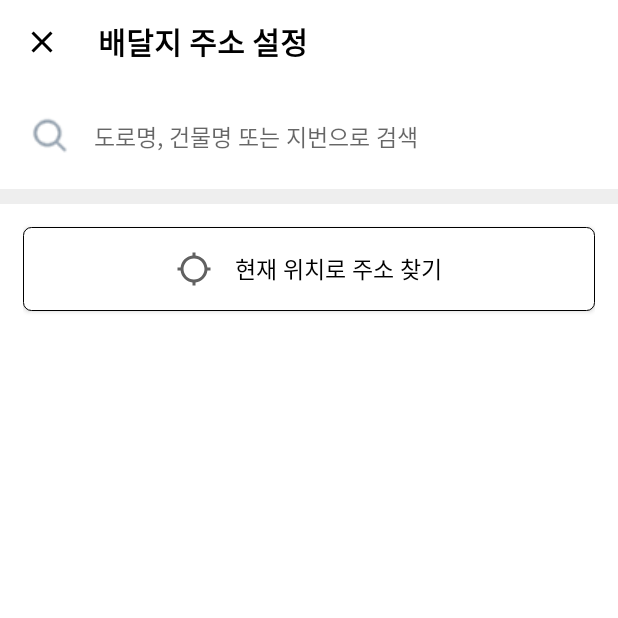
After one commit to uunwon/Clone-Coupangeats, an Android app: the AddressActivity screen opened directly, with no data from a screen before it, on a phone screen of 412 x 824 dp, the top half of it. The commit adds this screen. Run offline under Robolectric (Android 15) with nearby library versions, the phone set to English and light mode, and no system bars.

Commit message:
address, search page add

```diff
--- a/Coupangeats/app/src/main/AndroidManifest.xml
+++ b/Coupangeats/app/src/main/AndroidManifest.xml
@@ -14,6 +14,9 @@
         android:supportsRtl="true"
         android:theme="@style/AppTheme"
         tools:ignore="AllowBackup">
+        <activity
+            android:name=".src.address.AddressActivity"
+            android:screenOrientation="portrait" />
         <activity
             android:name=".src.category.CategoryDetailActivity"
             android:screenOrientation="portrait" />
--- /dev/null
+++ b/Coupangeats/app/src/main/java/com/yunwoon/coupangeatsproject/src/address/AddressActivity.kt
@@ -0,0 +1,101 @@
+package com.yunwoon.coupangeatsproject.src.address
+
+import android.os.Bundle
+import android.view.KeyEvent
+import android.view.View
+import android.view.inputmethod.InputMethodManager
+import com.yunwoon.coupangeatsproject.R
+import com.yunwoon.coupangeatsproject.config.BaseActivity
+import com.yunwoon.coupangeatsproject.databinding.ActivityAddressBinding
+
+class AddressActivity : BaseActivity<ActivityAddressBinding>(ActivityAddressBinding::inflate), View.OnKeyListener {
+
+    private var addressSearchStatus = false
+    private lateinit var inputMethodManager : InputMethodManager
+    private var count = 0
+
+    override fun onCreate(savedInstanceState: Bundle?) {
+        super.onCreate(savedInstanceState)
+
+        inputMethodManager = getSystemService(INPUT_METHOD_SERVICE) as InputMethodManager
+
+        binding.addressRecyclerView.isNestedScrollingEnabled = true
+        binding.addressRecyclerViewSearch.isNestedScrollingEnabled = true
+        setToolBar(binding.addressToolbar)
+
+        initAddressData()
+
+        // 검색창 포커스 얻으면
+        binding.addressEditTextSearch.setOnFocusChangeListener { _, b ->
+            if(b) {
+                addressSearchStatus = true
+
+                if(count++ == 0) {
+                    binding.addressImageButtonBack.setImageResource(R.drawable.ic_toolbar_back)
+                    binding.addressLinearLayoutSearch.visibility = View.VISIBLE
+                    binding.addressNestedScrollView.visibility = View.GONE
+                    binding.addressImageButtonTextClear.visibility = View.VISIBLE
+                }
+            }
+        }
+
+        // 뒤로 가기 버튼 클릭하면
+        binding.addressImageButtonBack.setOnClickListener {
+            setAddressView()
+        }
+
+        // 검색창 클리어
+        binding.addressImageButtonTextClear.setOnClickListener {
+            if(addressSearchStatus) {
+                binding.addressEditTextSearch.setText("")
+            }
+        }
+
+        // 검색 ENTER EVENT
+        binding.addressEditTextSearch.setOnKeyListener(this)
+    }
+
+    private fun initAddressData() {
+        // 사용자 주소 데이터 받아오기 // recyclerview 아이템 뿌려주기
+    }
+
+    override fun onBackPressed() {
+        setAddressView()
+    }
+
+     // 검색창 아래 화면 세팅
+    private fun setAddressView() {
+        if(addressSearchStatus && count > 0) {
+            addressSearchStatus = !addressSearchStatus
+            count = 0
+
+            binding.addressImageButtonBack.setImageResource(R.drawable.ic_toolbar_close)
+            binding.addressLinearLayoutSearch.visibility = View.GONE
+            binding.addressNestedScrollView.visibility = View.VISIBLE
+            binding.addressNestedScrollViewSearch.visibility = View.GONE
+            binding.addressImageButtonTextClear.visibility = View.GONE
+
+            binding.addressEditTextSearch.setText("")
+            binding.addressEditTextSearch.clearFocus()
+            inputMethodManager.hideSoftInputFromWindow(binding.addressEditTextSearch.windowToken, 0)
+        }
+        else if (count == 0) {
+            finish()
+        }
+    }
+
+    override fun onKey(p0: View?, p1: Int, p2: KeyEvent?): Boolean {
+        // 검색 ENTER EVENT
+        if(p1 == KeyEvent.KEYCODE_ENTER) {
+            binding.addressLinearLayoutSearch.visibility = View.GONE
+            binding.addressNestedScrollViewSearch.visibility = View.VISIBLE
+            // 도로명 주소 받아오는 API 구현
+            showCustomToast("엔터키 클릭")
+            binding.addressEditTextSearch.clearFocus()
+            inputMethodManager.hideSoftInputFromWindow(binding.addressEditTextSearch.windowToken, 0)
+        }
+
+        return false
+    }
+
+}
--- a/Coupangeats/app/src/main/java/com/yunwoon/coupangeatsproject/src/main/home/HomeFragment.kt
+++ b/Coupangeats/app/src/main/java/com/yunwoon/coupangeatsproject/src/main/home/HomeFragment.kt
@@ -13,6 +13,7 @@ import androidx.recyclerview.widget.LinearLayoutManager
 import com.yunwoon.coupangeatsproject.R
 import com.yunwoon.coupangeatsproject.config.BaseFragment
 import com.yunwoon.coupangeatsproject.databinding.FragmentHomeBinding
+import com.yunwoon.coupangeatsproject.src.address.AddressActivity
 import com.yunwoon.coupangeatsproject.src.category.CategoryDetailActivity
 import com.yunwoon.coupangeatsproject.util.categoryRecycler.CategoryAdapter
 import com.yunwoon.coupangeatsproject.util.categoryRecycler.CategoryData
@@ -25,7 +26,6 @@ class HomeFragment :
 
     private val imageHomeAd : Array<Int> = arrayOf(R.drawable.image_home_ad_1, R.drawable.image_home_ad_2)
     private lateinit var scope : Job
-
 
     private lateinit var mlayoutManager : LinearLayoutManager
     private lateinit var categoryAdapter: CategoryAdapter
@@ -43,6 +43,11 @@ class HomeFragment :
         setToolBar(binding.homeToolbar)
         initViewFlipper()
         initCategoryRecyclerView()
+
+        // 배달지 주소 설정 화면 이동
+        binding.textToolbarTitle.setOnClickListener {
+            this.startActivity(Intent(requireContext(), AddressActivity::class.java))
+        }
     }
 
     // 카테고리 리사이클러뷰 세팅
@@ -65,6 +70,7 @@ class HomeFragment :
         }
     }
 
+    // 카테고리 아이템 클릭 시 화면 이동
     fun moveToCategoryDetailActivity(position: Int) {
         val intent = Intent(requireContext(), CategoryDetailActivity::class.java)
         intent.putExtra("position", position)
--- a/Coupangeats/app/src/main/java/com/yunwoon/coupangeatsproject/src/main/login/BottomLoginErrorDialog.kt
+++ b/Coupangeats/app/src/main/java/com/yunwoon/coupangeatsproject/src/main/login/BottomLoginErrorDialog.kt
@@ -10,9 +10,13 @@ import com.google.android.material.bottomsheet.BottomSheetDialogFragment
 import com.yunwoon.coupangeatsproject.R
 import com.yunwoon.coupangeatsproject.databinding.DialogBottomLoginErrorBinding
 
-class BottomLoginErrorDialog : BottomSheetDialogFragment() {
+class BottomLoginErrorDialog(private var errorCode: Int) : BottomSheetDialogFragment() {
     private var _binding: DialogBottomLoginErrorBinding? = null
     private val binding get() = _binding!!
+
+    fun BottomLoginErrorDialog(errorCode: Int) {
+        this.errorCode = errorCode
+    }
 
     override fun onCreateView(
         inflater: LayoutInflater,
@@ -21,6 +25,13 @@ class BottomLoginErrorDialog : BottomSheetDialogFragment() {
     ): View? {
         _binding = DialogBottomLoginErrorBinding.inflate(inflater, container, false)
         val view = binding.root
+
+        when (errorCode) {
+            0 -> binding.loginTextError.setText(R.string.login_text_error)
+            1 -> binding.loginTextError.setText(R.string.login_text_error1)
+            2 -> binding.loginTextError.setText(R.string.login_text_error2)
+        }
+
         return view
     }
 
--- a/Coupangeats/app/src/main/java/com/yunwoon/coupangeatsproject/src/main/login/JoinActivity.kt
+++ b/Coupangeats/app/src/main/java/com/yunwoon/coupangeatsproject/src/main/login/JoinActivity.kt
@@ -192,7 +192,7 @@ class JoinActivity : BaseActivity<ActivityJoinBinding>(ActivityJoinBinding::infl
     override fun onPostJoinSuccess(response: JoinResponse) {
         dismissLoadingDialog()
         if(response.isSuccess) {
-            showCustomToast(response.result.toString())
+            Log.d("JoinActivity", response.result.toString())
             finish()
             showCustomToast("회원가입에 성공했습니다")
         } else {
--- a/Coupangeats/app/src/main/java/com/yunwoon/coupangeatsproject/src/main/login/LoginActivity.kt
+++ b/Coupangeats/app/src/main/java/com/yunwoon/coupangeatsproject/src/main/login/LoginActivity.kt
@@ -90,18 +90,15 @@ class LoginActivity : BaseActivity<ActivityLoginBinding>(ActivityLoginBinding::i
     private fun login() {
         matcher = EMAIL_ADDRESS.matcher(binding.loginEditTextEmail.text.toString())
 
-        if(binding.loginEditTextEmail.text.toString() == "" || binding.loginEditTextPassword.text.toString() == "") {
-            showCustomToast("이메일 혹은 비밀번호를 입력해주세요")
+        if(binding.loginEditTextEmail.text.toString() == "") { // 이메일 null 체크
+            showBottomLoginErrorDialog(0)
+        }
+        else if(binding.loginEditTextPassword.text.toString() == "") { // 비밀번호 null 체크
+            showBottomLoginErrorDialog(1)
         }
         // 이메일 형식 체크 -> 실패
         else if(!matcher.matches()) {
-            val dialogBottomLoginError = BottomLoginErrorDialog()
-
-            GlobalScope.launch {
-                delay(2000L)
-                dialogBottomLoginError.dismiss()
-            }
-            dialogBottomLoginError.show(supportFragmentManager, "BottomLoginErrorDialog")
+            showBottomLoginErrorDialog(2)
         }
         else {
             val email = binding.loginEditTextEmail.text.toString()
@@ -110,6 +107,17 @@ class LoginActivity : BaseActivity<ActivityLoginBinding>(ActivityLoginBinding::i
             showLoadingDialog(this)
             LoginService(this).tryPostLogIn(postRequest)
         }
+    }
+
+    // 하단 로그인 에러 다이얼로그 뜨기
+    private fun showBottomLoginErrorDialog(errorCode: Int) {
+        val dialogBottomLoginError = BottomLoginErrorDialog(errorCode)
+
+        GlobalScope.launch {
+            delay(1500L)
+            dialogBottomLoginError.dismiss()
+        }
+        dialogBottomLoginError.show(supportFragmentManager, "BottomLoginErrorDialog")
     }
 
     override fun onPostLogInSuccess(response: LogInResponse) {
--- /dev/null
+++ b/Coupangeats/app/src/main/res/drawable/ic_address_gps.xml
@@ -0,0 +1,10 @@
+<vector xmlns:android="http://schemas.android.com/apk/res/android"
+    android:width="24dp"
+    android:height="24dp"
+    android:viewportWidth="24"
+    android:viewportHeight="24"
+    android:tint="@color/gray_700">
+  <path
+      android:fillColor="@color/gray_700"
+      android:pathData="M20.94,11c-0.46,-4.17 -3.77,-7.48 -7.94,-7.94V1h-2v2.06C6.83,3.52 3.52,6.83 3.06,11H1v2h2.06c0.46,4.17 3.77,7.48 7.94,7.94V23h2v-2.06c4.17,-0.46 7.48,-3.77 7.94,-7.94H23v-2h-2.06zM12,19c-3.87,0 -7,-3.13 -7,-7s3.13,-7 7,-7 7,3.13 7,7 -3.13,7 -7,7z"/>
+</vector>
--- /dev/null
+++ b/Coupangeats/app/src/main/res/layout/activity_address.xml
@@ -0,0 +1,238 @@
+<?xml version="1.0" encoding="utf-8"?>
+<androidx.constraintlayout.widget.ConstraintLayout
+    xmlns:android="http://schemas.android.com/apk/res/android"
+    android:layout_width="match_parent"
+    android:layout_height="match_parent"
+    xmlns:app="http://schemas.android.com/apk/res-auto"
+    xmlns:tools="http://schemas.android.com/tools"
+    android:background="@color/white"
+    android:focusable="true"
+    android:focusableInTouchMode="true">
+
+    <androidx.appcompat.widget.Toolbar
+        android:id="@+id/address_toolbar"
+        android:layout_width="0dp"
+        android:layout_height="wrap_content"
+        android:background="@color/white"
+        android:minHeight="?attr/actionBarSize"
+        android:paddingStart="5dp"
+        android:paddingEnd="5dp"
+        app:layout_constraintEnd_toEndOf="parent"
+        app:layout_constraintStart_toStartOf="parent"
+        app:layout_constraintTop_toTopOf="parent"
+        app:popupTheme="@style/ThemeOverlay.AppCompat.Light"
+        app:theme="@style/ThemeOverlay.AppCompat.Dark.ActionBar">
+
+        <ImageButton
+            android:id="@+id/address_image_button_back"
+            android:layout_width="wrap_content"
+            android:layout_height="wrap_content"
+            android:background="@color/white"
+            android:src="@drawable/ic_toolbar_close"
+            android:contentDescription="@string/back_button_default"/>
+
+        <TextView
+            android:id="@+id/title_address"
+            android:layout_width="wrap_content"
+            android:layout_height="wrap_content"
+            android:paddingStart="25dp"
+            android:singleLine="true"
+            android:ellipsize="end"
+            android:text="@string/address_text_title"
+            android:textColor="@color/black"
+            android:textSize="20sp"
+            android:textStyle="bold"/>
+
+    </androidx.appcompat.widget.Toolbar>
+
+    <EditText
+        android:id="@+id/address_edit_text_search"
+        android:layout_width="match_parent"
+        android:layout_height="70dp"
+        android:paddingStart="20dp"
+        android:maxLength="20"
+        android:singleLine="true"
+        android:inputType="text"
+        android:textColor="@color/black"
+        android:textSize="15sp"
+        android:hint="@string/address_edit_text_search_hint"
+        android:drawableStart="@drawable/ic_search_view_unselected"
+        android:drawablePadding="15dp"
+        android:background="@color/transparency"
+        app:layout_constraintTop_toBottomOf="@id/address_toolbar"
+        android:imeOptions="actionGo"/>
+
+    <ImageButton
+        android:visibility="invisible"
+        android:id="@+id/address_image_button_text_clear"
+        android:layout_width="24dp"
+        android:layout_height="24dp"
+        android:scaleType="fitXY"
+        android:layout_marginEnd="20dp"
+        android:src="@drawable/ic_email_clear"
+        android:background="@color/white"
+        app:layout_constraintTop_toTopOf="@id/address_edit_text_search"
+        app:layout_constraintBottom_toBottomOf="@id/address_edit_text_search"
+        app:layout_constraintEnd_toEndOf="@id/address_edit_text_search" />
+
+    <View
+        android:id="@+id/address_view"
+        android:layout_width="match_parent"
+        android:layout_height="10dp"
+        android:background="@color/gray_200"
+        app:layout_constraintTop_toBottomOf="@id/address_edit_text_search" />
+
+    <!-- 주소 검색 Tip -->
+    <LinearLayout
+        android:visibility="invisible"
+        android:id="@+id/address_linear_layout_search"
+        android:layout_width="match_parent"
+        android:layout_height="wrap_content"
+        android:paddingTop="20dp"
+        android:paddingStart="20dp"
+        app:layout_constraintTop_toBottomOf="@id/address_view"
+        app:layout_constraintStart_toStartOf="parent"
+        app:layout_constraintEnd_toEndOf="parent"
+        android:orientation="vertical">
+        <TextView
+            android:layout_width="wrap_content"
+            android:layout_height="wrap_content"
+            android:layout_marginBottom="15dp"
+            android:text="@string/address_text_search_tip"
+            android:textColor="@color/black"
+            android:textSize="17sp" />
+        <TextView
+            android:layout_width="wrap_content"
+            android:layout_height="wrap_content"
+            android:text="@string/address_text_search_guide1"
+            android:textColor="@color/black"
+            android:textSize="16sp" />
+        <TextView
+            android:layout_width="wrap_content"
+            android:layout_height="wrap_content"
+            android:paddingStart="12dp"
+            android:text="@string/address_text_search_guide1_1"
+            android:textSize="16sp"
+            android:textColor="@color/gray_500" />
+        <TextView
+            android:layout_width="wrap_content"
+            android:layout_height="wrap_content"
+            android:layout_marginTop="5dp"
+            android:text="@string/address_text_search_guide2"
+            android:textColor="@color/black"
+            android:textSize="16sp" />
+        <TextView
+            android:layout_width="wrap_content"
+            android:layout_height="wrap_content"
+            android:paddingStart="12dp"
+            android:text="@string/address_text_search_guide2_1"
+            android:textSize="16sp"
+            android:textColor="@color/gray_500" />
+        <TextView
+            android:layout_width="wrap_content"
+            android:layout_height="wrap_content"
+            android:layout_marginTop="5dp"
+            android:text="@string/address_text_search_guide3"
+            android:textColor="@color/black"
+            android:textSize="16sp" />
+        <TextView
+            android:layout_width="wrap_content"
+            android:layout_height="wrap_content"
+            android:paddingStart="12dp"
+            android:text="@string/address_text_search_guide3_1"
+            android:textSize="16sp"
+            android:textColor="@color/gray_500" />
+    </LinearLayout>
+
+    <!-- 주소 설정 첫 화면 -->
+    <androidx.core.widget.NestedScrollView
+        android:id="@+id/address_nested_scroll_view"
+        android:visibility="visible"
+        android:layout_width="match_parent"
+        android:layout_height="0dp"
+        app:layout_constraintTop_toBottomOf="@id/address_view"
+        app:layout_constraintBottom_toBottomOf="parent"
+        android:paddingStart="15dp"
+        android:paddingEnd="15dp"
+        app:layout_behavior="@string/appbar_scrolling_view_behavior">
+
+        <androidx.constraintlayout.widget.ConstraintLayout
+            android:layout_width="match_parent"
+            android:layout_height="match_parent">
+
+            <Button
+                android:id="@+id/address_button_search"
+                android:layout_width="match_parent"
+                android:layout_height="?attr/actionBarSize"
+                android:layout_marginTop="15dp"
+                app:backgroundTint="@null"
+                android:background="@drawable/button_default"
+                app:layout_constraintTop_toTopOf="parent" />
+
+            <TextView
+                android:layout_width="wrap_content"
+                android:layout_height="wrap_content"
+                android:gravity="center"
+                android:elevation="3dp"
+                android:text="@string/address_button_current_position"
+                android:textColor="@color/black"
+                android:textSize="15sp"
+                android:drawableStart="@drawable/ic_address_gps"
+                android:drawablePadding="15dp"
+                app:layout_constraintTop_toTopOf="@id/address_button_search"
+                app:layout_constraintBottom_toBottomOf="@id/address_button_search"
+                app:layout_constraintStart_toStartOf="@id/address_button_search"
+                app:layout_constraintEnd_toEndOf="@id/address_button_search" />
+
+            <androidx.recyclerview.widget.RecyclerView
+                android:id="@+id/address_recycler_view"
+                android:layout_width="match_parent"
+                android:layout_height="wrap_content"
+                android:layout_marginTop="20dp"
+                tools:listitem="@layout/item_address"
+                app:layout_constraintTop_toBottomOf="@id/address_button_search"/>
+
+        </androidx.constraintlayout.widget.ConstraintLayout>
+
+    </androidx.core.widget.NestedScrollView>
+
+    <!-- 주소 검색 -->
+    <androidx.core.widget.NestedScrollView
+        android:id="@+id/address_nested_scroll_view_search"
+        android:visibility="gone"
+        android:layout_width="match_parent"
+        android:layout_height="0dp"
+        app:layout_constraintTop_toBottomOf="@id/address_view"
+        app:layout_constraintBottom_toBottomOf="parent"
+        android:paddingStart="15dp"
+        android:paddingEnd="15dp"
+        app:layout_behavior="@string/appbar_scrolling_view_behavior">
+
+        <androidx.constraintlayout.widget.ConstraintLayout
+            android:layout_width="match_parent"
+            android:layout_height="match_parent">
+
+            <TextView
+                android:layout_width="wrap_content"
+                android:layout_height="wrap_content"
+                android:text="@string/address_text_search_guide1"
+                android:textSize="20sp"
+                app:layout_constraintEnd_toEndOf="parent"
+                app:layout_constraintBottom_toBottomOf="parent"
+                app:layout_constraintStart_toStartOf="parent"
+                app:layout_constraintTop_toTopOf="parent"/>
+
+            <androidx.recyclerview.widget.RecyclerView
+                android:id="@+id/address_recycler_view_search"
+                android:layout_width="match_parent"
+                android:layout_height="wrap_content"
+                android:layout_marginTop="20dp"
+                tools:listitem="@layout/item_address_search"
+                app:layout_constraintTop_toTopOf="parent"
+                app:layout_constraintStart_toStartOf="parent" />
+
+        </androidx.constraintlayout.widget.ConstraintLayout>
+
+    </androidx.core.widget.NestedScrollView>
+
+</androidx.constraintlayout.widget.ConstraintLayout>
--- a/Coupangeats/app/src/main/res/layout/dialog_bottom_login_error.xml
+++ b/Coupangeats/app/src/main/res/layout/dialog_bottom_login_error.xml
@@ -14,14 +14,14 @@
         app:layout_constraintBottom_toBottomOf="parent">
 
         <TextView
-            android:id="@+id/cancelButton"
+            android:id="@+id/login_text_error"
             android:layout_width="match_parent"
-            android:layout_height="?attr/actionBarSize"
+            android:layout_height="70dp"
             android:gravity="center"
             android:background="@color/black"
             android:text="@string/login_text_error"
             android:textColor="@color/white"
-            android:textSize="16sp"
+            android:textSize="15sp"
             android:textAllCaps="false"
             app:layout_constraintStart_toStartOf="parent"
             app:layout_constraintEnd_toEndOf="parent"
--- a/Coupangeats/app/src/main/res/layout/dialog_login_error.xml
+++ b/Coupangeats/app/src/main/res/layout/dialog_login_error.xml
@@ -7,7 +7,7 @@
     android:layout_gravity="center">
 
     <androidx.constraintlayout.widget.ConstraintLayout
-        android:layout_width="360dp"
+        android:layout_width="370dp"
         android:layout_height="140dp"
         app:backgroundTint = "@null"
         android:background="@drawable/dialog_login"
@@ -22,7 +22,7 @@
             android:layout_margin="20dp"
             android:text="@string/login_error"
             android:textColor="@color/black"
-            android:textSize="15sp"
+            android:textSize="16sp"
             android:textStyle="bold"
             app:layout_constraintStart_toStartOf="parent"
             app:layout_constraintTop_toTopOf="parent" />
@@ -31,10 +31,10 @@
             android:id="@+id/login_text_confirm"
             android:layout_width="wrap_content"
             android:layout_height="wrap_content"
-            android:layout_margin="20dp"
+            android:layout_margin="25dp"
             android:text="@string/login_error_confirm"
             android:textColor="@color/blue"
-            android:textSize="15sp"
+            android:textSize="16sp"
             android:textStyle="bold"
             app:layout_constraintEnd_toEndOf="parent"
             app:layout_constraintBottom_toBottomOf="parent" />
--- /dev/null
+++ b/Coupangeats/app/src/main/res/layout/item_address.xml
@@ -0,0 +1,8 @@
+<?xml version="1.0" encoding="utf-8"?>
+<androidx.constraintlayout.widget.ConstraintLayout
+    xmlns:android="http://schemas.android.com/apk/res/android"
+    android:layout_width="match_parent"
+    android:layout_height="match_parent"
+    xmlns:app="http://schemas.android.com/apk/res-auto">
+
+</androidx.constraintlayout.widget.ConstraintLayout>
--- /dev/null
+++ b/Coupangeats/app/src/main/res/layout/item_address_search.xml
@@ -0,0 +1,7 @@
+<?xml version="1.0" encoding="utf-8"?>
+<androidx.constraintlayout.widget.ConstraintLayout
+    xmlns:android="http://schemas.android.com/apk/res/android"
+    android:layout_width="match_parent"
+    android:layout_height="match_parent">
+
+</androidx.constraintlayout.widget.ConstraintLayout>
--- a/Coupangeats/app/src/main/res/values/strings.xml
+++ b/Coupangeats/app/src/main/res/values/strings.xml
@@ -42,7 +42,9 @@
     <string name="login_text_join">회원가입</string>
     <string name="login_text_terms">로그인하여 <u>쿠팡이츠 서비스 이용약관</u>, <u>위치기반서비스 이용약관</u>,\n<u>쿠팡페이 서비스 이용약관</u>,
         <u>쿠팡페이 전자금융거래약관</u>, <u>쿠팡페이\n개인정보수집이용</u>, <u>쿠팡페이 개인정보제공</u>에 동의합니다.</string>
-    <string name="login_text_error">아이디는 이메일주소 형식으로 입력해주세요</string>
+    <string name="login_text_error">아이디를 입력해주세요</string>
+    <string name="login_text_error1">비밀번호를 입력해주세요</string>
+    <string name="login_text_error2">아이디는 이메일주소 형식으로 입력해주세요</string>
     <string name="login_error">입력하신 아이디 또는 비밀번호가\n일치하지 않습니다.</string>
     <string name="login_error_confirm">확인</string>
 
@@ -72,5 +74,19 @@
     <string name="join_check_box_term_5">[필수] 개인정보 제공 동의</string>
     <string name="join_button">동의하고 가입하기</string>
 
+    <!-- Address Activity -->
+    <string name="address_text_title">배달지 주소 설정</string>
+    <string name="address_edit_text_search_hint">도로명, 건물명 또는 지번으로 검색</string>
+    <string name="address_button_current_position">현재 위치로 주소 찾기</string>
+    <string name="address_text_home">집 추가</string>
+    <string name="address_text_company">회사 추가</string>
+    <string name="address_text_search_tip">검색 Tip</string>
+    <string name="address_text_search_guide1">* 도로명 + 건물번호</string>
+    <string name="address_text_search_guide1_1">(예: 송파대로 570)</string>
+    <string name="address_text_search_guide2">* 동/읍/면/리 + 번지</string>
+    <string name="address_text_search_guide2_1">(예: 신천동 7_30)</string>
+    <string name="address_text_search_guide3">* 건물명, 아파트명</string>
+    <string name="address_text_search_guide3_1">(예: 반포자이아파트)</string>
+
     <string name="copy_right">ⓒCoupang Corp. All rights reserved.</string>
 </resources>
```
